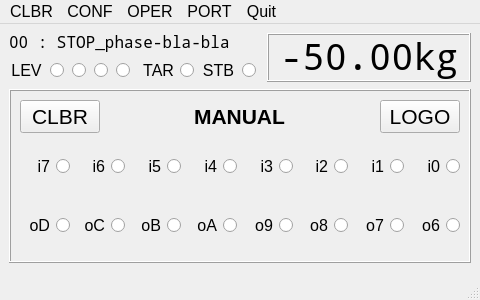
Above: ui/qt_window.ui from drvlas/rpiTkm16 before the change. Below: the same form after it.
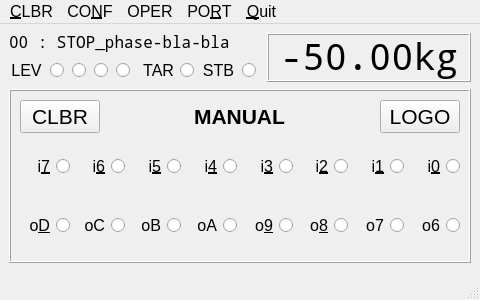
That is the form after the change. The open tabs and pages were chosen to show the change.

```diff
--- a/ui/qt_window.ui
+++ b/ui/qt_window.ui
@@ -1016,7 +1016,7 @@
              </sizepolicy>
             </property>
             <property name="text">
-             <string>i0</string>
+             <string>i&amp;0</string>
             </property>
            </widget>
           </item>
@@ -1029,7 +1029,7 @@
              </sizepolicy>
             </property>
             <property name="text">
-             <string>i1</string>
+             <string>i&amp;1</string>
             </property>
            </widget>
           </item>
@@ -1042,7 +1042,7 @@
              </sizepolicy>
             </property>
             <property name="text">
-             <string>i2</string>
+             <string>i&amp;2</string>
             </property>
            </widget>
           </item>
@@ -1055,7 +1055,7 @@
              </sizepolicy>
             </property>
             <property name="text">
-             <string>i3</string>
+             <string>i&amp;3</string>
             </property>
            </widget>
           </item>
@@ -1068,7 +1068,7 @@
              </sizepolicy>
             </property>
             <property name="text">
-             <string>i4</string>
+             <string>i&amp;4</string>
             </property>
            </widget>
           </item>
@@ -1081,7 +1081,7 @@
              </sizepolicy>
             </property>
             <property name="text">
-             <string>i5</string>
+             <string>i&amp;5</string>
             </property>
            </widget>
           </item>
@@ -1094,7 +1094,7 @@
              </sizepolicy>
             </property>
             <property name="text">
-             <string>i6</string>
+             <string>i&amp;6</string>
             </property>
            </widget>
           </item>
@@ -1107,7 +1107,7 @@
              </sizepolicy>
             </property>
             <property name="text">
-             <string>i7</string>
+             <string>i&amp;7</string>
             </property>
            </widget>
           </item>
@@ -1150,7 +1150,7 @@
              </sizepolicy>
             </property>
             <property name="text">
-             <string>o8</string>
+             <string>o&amp;8</string>
             </property>
            </widget>
           </item>
@@ -1163,7 +1163,7 @@
              </sizepolicy>
             </property>
             <property name="text">
-             <string>o9</string>
+             <string>o&amp;9</string>
             </property>
            </widget>
           </item>
@@ -1215,7 +1215,7 @@
              </sizepolicy>
             </property>
             <property name="text">
-             <string>oD</string>
+             <string>o&amp;D</string>
             </property>
            </widget>
           </item>
@@ -1424,7 +1424,7 @@
      </font>
     </property>
     <property name="title">
-     <string>CLBR</string>
+     <string>&amp;CLBR</string>
     </property>
     <widget class="QMenu" name="menu_rep">
      <property name="font">
@@ -1462,7 +1462,7 @@
      </font>
     </property>
     <property name="title">
-     <string>CONF</string>
+     <string>CO&amp;NF</string>
     </property>
     <widget class="QMenu" name="menu_time">
      <property name="font">
@@ -1533,7 +1533,7 @@
      </font>
     </property>
     <property name="title">
-     <string>PORT</string>
+     <string>PO&amp;RT</string>
     </property>
    </widget>
    <widget class="QMenu" name="menu_quit">
@@ -1543,7 +1543,7 @@
      </font>
     </property>
     <property name="title">
-     <string>Quit</string>
+     <string>&amp;Quit</string>
     </property>
     <addaction name="action_about"/>
     <addaction name="action_exit"/>
```
Left out of the diff: 88 changed lines with no effect on the pictures.
